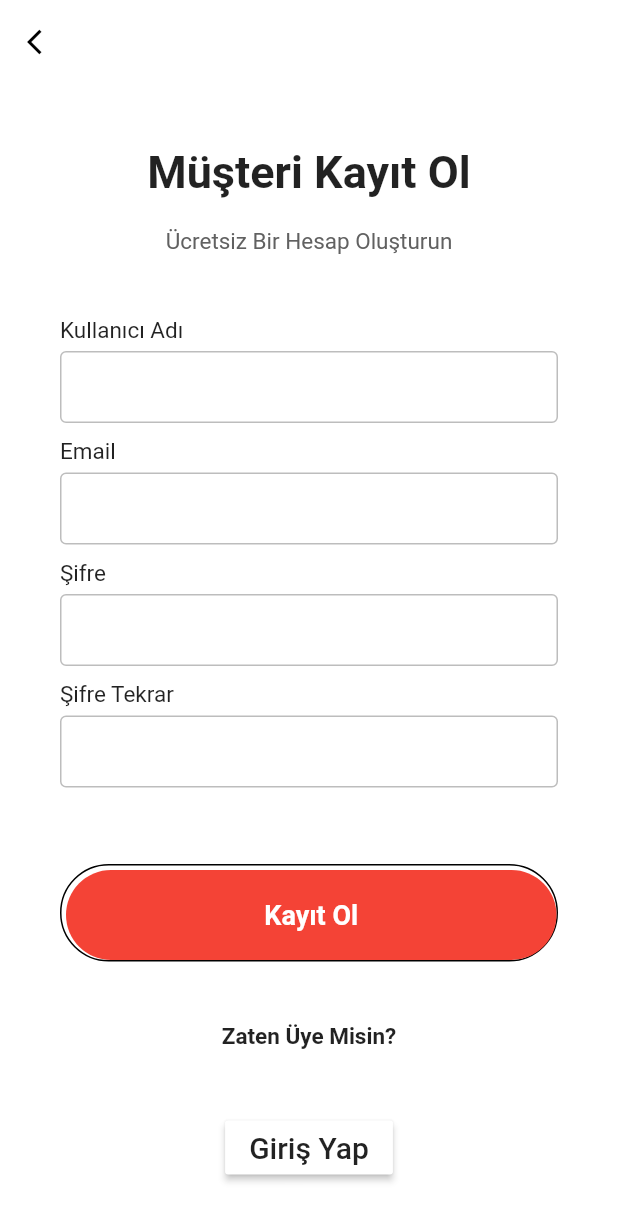
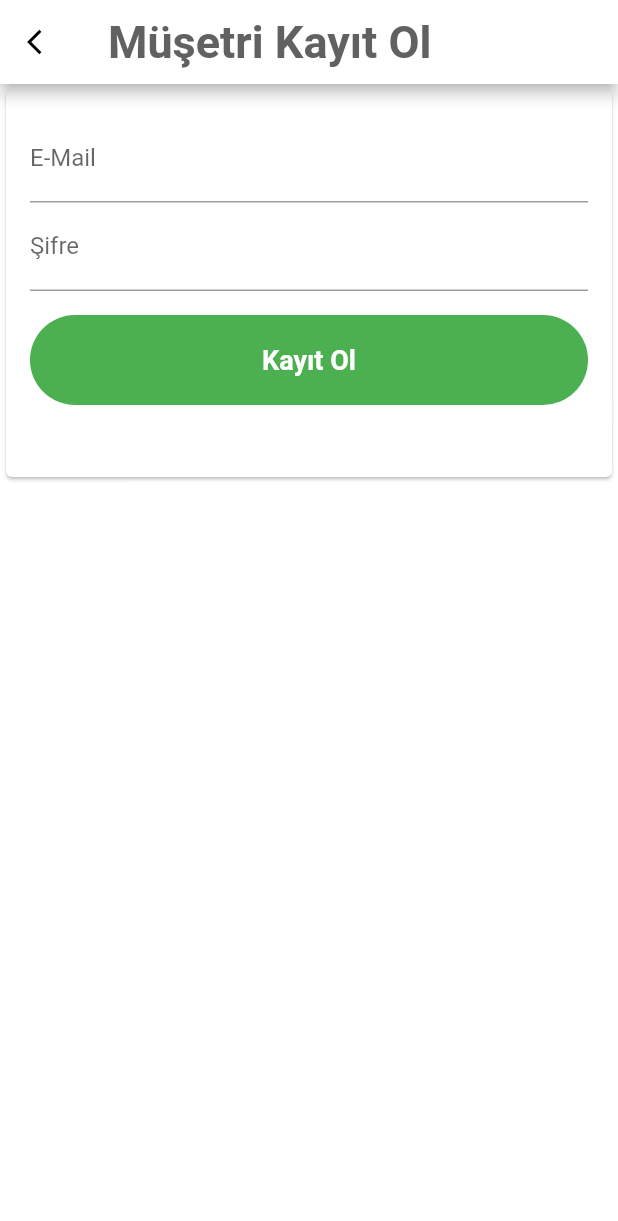
Before and after one commit to MobilProgramlamaProje/mobil_proje, a Flutter app: the MusteriKayit screen opened directly, on a phone screen of 412 x 824 dp. Shown: the top 1221 px of the screen. Run offline on Flutter 3.47's test engine with Material 2 defaults, Android fonts, the light colour scheme and no system bars; our stand-ins replace firebase_auth, firebase_core; accounts and stored records are empty.

Commit message:
Müşteri kayıt etme ekranında e-mail ve şifre girişi yapılarak firebase authentication'a kayıt etme işlemini yaptım.

```diff
--- a/lib/KayitGiris/musteri_kayit.dart
+++ b/lib/KayitGiris/musteri_kayit.dart
@@ -1,16 +1,27 @@
 import 'package:flutter/material.dart';
 import 'package:mobil_proje/KayitGiris/musteri_giris.dart';
+import 'package:firebase_auth/firebase_auth.dart';
 
+class MusteriKayit extends StatefulWidget {
+  @override
+  _MusteriKayitState createState() => _MusteriKayitState();
+}
 
+class _MusteriKayitState extends State<MusteriKayit> {
+  final FirebaseAuth _auth = FirebaseAuth.instance;
+  final GlobalKey<FormState> _formKey = GlobalKey<FormState>();
+  final TextEditingController _emailController = TextEditingController();
+  final TextEditingController _passwordController = TextEditingController();
 
-class MusteriKayit extends StatelessWidget {
+  bool _success = true;
+  String _message;
+
   @override
   Widget build(BuildContext context) {
     return Scaffold(
       resizeToAvoidBottomInset: true,
       backgroundColor: Colors.white,
       appBar: AppBar(
-        elevation: 0,
         brightness: Brightness.light,
         backgroundColor: Colors.white,
         leading: IconButton(
@@ -19,69 +30,62 @@ class MusteriKayit extends StatelessWidget {
     },
     icon: Icon(Icons.arrow_back_ios,
     size: 20,
-            color: Colors.black,),
-
-
-        ),
-      ),
-      body: SingleChildScrollView(
-        child: Container(
-          padding: EdgeInsets.symmetric(horizontal: 40),
-          height: MediaQuery.of(context).size.height - 50,
-          width: double.infinity,
-          child: Column(
-            mainAxisAlignment: MainAxisAlignment.spaceEvenly,
-            children: <Widget>[
-              Column(
-                children: <Widget>[
-                  Text("Müşteri Kayıt Ol",
+    color: Colors.black,),),
+        title: Text("Müşetri Kayıt Ol",
       style: TextStyle(
         fontSize: 30,
         fontWeight: FontWeight.bold,
+          color:Colors.grey[700]
+      ),),),
 
-                    ),),
-                  SizedBox(height: 20,),
-                  Text("Ücretsiz Bir Hesap Oluşturun",
-                    style: TextStyle(
-                        fontSize: 15,
-                        color:Colors.grey[700]),)
-
-
-                ],
+      body: Form(
+        key: _formKey,
+        child: Card(
+          child: Padding(
+            padding: const EdgeInsets.all(16.0),
+            child: SingleChildScrollView(
+              child: Column(
+                children: [
+                  //? E-Mail
+                  TextFormField(
+                    controller: _emailController,
+                    decoration: const InputDecoration(labelText: "E-Mail"),
+                    validator: (String mail) {
+                      if (mail.isEmpty) {
+                        return "Lütfen bir mail yazın";
+                      }
+                      return null;
+                    },
                   ),
-              Column(
-                children: <Widget>[
-                  inputFile(label: "Kullanıcı Adı"),
-                  inputFile(label: "Email"),
-                  inputFile(label: "Şifre", obscureText: true),
-                  inputFile(label: "Şifre Tekrar", obscureText: true),
-                ],
+                  //? Şifre
+                  TextFormField(
+                    controller: _passwordController,
+                    decoration: const InputDecoration(labelText: "Şifre"),
+                    validator: (String password) {
+                      if (password.isEmpty) {
+                        return "Lütfen bir şifre yazın";
+                      }
+                      return null;
+                    },
+                    obscureText: true, //! Şifrenin görünmesini engeller.
                   ),
+                  //? Kayıt ol buttonu
                   Container(
-                padding: EdgeInsets.only(top: 3, left: 3),
-                decoration:
-                BoxDecoration(
-                    borderRadius: BorderRadius.circular(50),
-                    border: Border(
-                      bottom: BorderSide(color: Colors.black),
-                      top: BorderSide(color: Colors.black),
-                      left: BorderSide(color: Colors.black),
-                      right: BorderSide(color: Colors.black),
-
-
-
-                    )
-
-                ),
+                    padding: const EdgeInsets.symmetric(vertical: 16.0),
+                    alignment: Alignment.center,
                     child: MaterialButton(
                       minWidth: double.infinity,
                       height: 60,
-                  onPressed: () {},
-                  color: Colors.red,
+                      onPressed: () async {
+                        Navigator.push(context, MaterialPageRoute(builder: (context) => MusteriGiris()));
+                        if (_formKey.currentState.validate()) {
+                          _register();
+                        }
+                      },
+                      color: Colors.green,
                       elevation: 0,
                       shape: RoundedRectangleBorder(
                         borderRadius: BorderRadius.circular(50),
-
                       ),
                       child: Text(
                         "Kayıt Ol", style: TextStyle(
@@ -91,94 +95,55 @@ class MusteriKayit extends StatelessWidget {
 
                       ),
                       ),
-
                     ),
-
-
-
                   ),
-              Row(
-                mainAxisAlignment: MainAxisAlignment.center,
-                children: <Widget>[
-
-                  Text("Zaten Üye Misin?", style: TextStyle(
-                    fontWeight: FontWeight.w600,
-                    fontSize: 15,
-
-                  ),)
-                ],
-              ),
-
-              Row(
-                mainAxisAlignment: MainAxisAlignment.center,
-                children: <Widget>[
-
-                  RaisedButton(
-                    onPressed: () {
-                      Navigator.push(context, MaterialPageRoute(builder: (context) => MusteriGiris()));
-                    },
-                    child: const Text('Giriş Yap', style: TextStyle(fontSize: 20)),
-                    color: Colors.white,
-
-
+                  //? Geri bildirim
+                  Container(
+                    alignment: Alignment.center,
+                    child: Text(_success == null ? '' : _message ?? ''),
                   ),
                 ],
               ),
-
-
-
-
-
-            ],
-
             ),
-
-
           ),
-
         ),
-
+      ),
     );
   }
+
+  @override
+  void dispose() {
+    //! Widget kapatıldığında controllerları temizle
+    _emailController.dispose();
+    _passwordController.dispose();
+    super.dispose();
   }
 
-
-
-// we will be creating a widget for text field
-Widget inputFile({label, obscureText = false})
-{
-  return Column(
-    crossAxisAlignment: CrossAxisAlignment.start,
-    children: <Widget>[
-      Text(
-        label,
-        style: TextStyle(
-            fontSize: 15,
-            fontWeight: FontWeight.w400,
-            color:Colors.black87
-        ),
-
-      ),
-      SizedBox(
-        height: 5,
-      ),
-      TextField(
-        obscureText: obscureText,
-        decoration: InputDecoration(
-            contentPadding: EdgeInsets.symmetric(vertical: 0,
-                horizontal: 10),
-            enabledBorder: OutlineInputBorder(
-              borderSide: BorderSide(
-                  color: Colors.grey[400]
-              ),
-
-            ),
-            border: OutlineInputBorder(
-                borderSide: BorderSide(color: Colors.grey[400])
-            )
-        ),
-      ),
-      SizedBox(height: 10,)
-    ],
-  );
+  // Kayıt işlemi için
+  void _register() async {
+    try {
+      final User user = (await _auth.createUserWithEmailAndPassword(
+        email: _emailController.text,
+        password: _passwordController.text,
+      ))
+          .user;
+      if (user != null) {
+        setState(() {
+          _success = true;
+          _message = "Kayıt başarılı ${user.email}";
+        });
+      } else {
+        setState(() {
+          _success = false;
+          _message = "Kayıt başarısız.";
+        });
       }
+    } catch (e) {
+      debugPrint(e.toString());
+      setState(() {
+        _success = false;
+        _message = "Kayıt başarısız.\n\n$e";
+      });
+    }
+  }
+}
```
Lines whose indentation alone changed are shown as unchanged.
